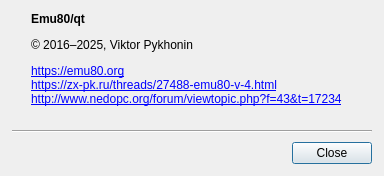
The window that src/qt/qtAboutDialog.ui (vpyk/emu80v4) describes before a commit, drawn with Qt 5.
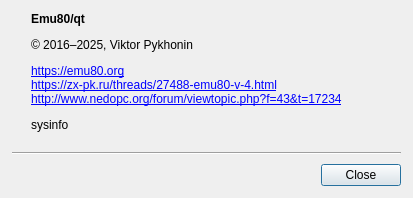
The same window after the commit. Icons and pictures are not drawn.

Commit message: Add system info line to About dialog

Patch:
```diff
--- a/src/qt/qtAboutDialog.ui
+++ b/src/qt/qtAboutDialog.ui
@@ -6,8 +6,8 @@
    <rect>
     <x>0</x>
     <y>0</y>
-    <width>384</width>
-    <height>176</height>
+    <width>413</width>
+    <height>198</height>
    </rect>
   </property>
   <property name="sizePolicy">
@@ -111,6 +111,13 @@
          </property>
         </widget>
        </item>
+       <item>
+        <widget class="QLabel" name="sysinfoLabel">
+         <property name="text">
+          <string notr="true">sysinfo</string>
+         </property>
+        </widget>
+       </item>
       </layout>
      </item>
     </layout>
```
The commit also changes 1 other file.
